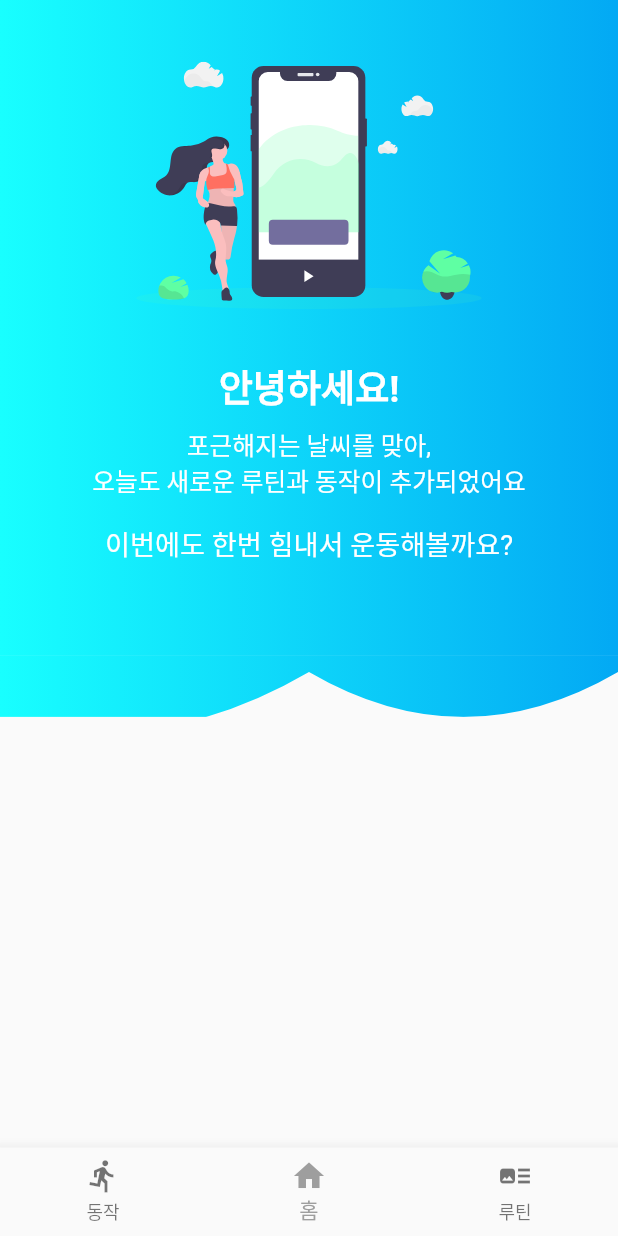
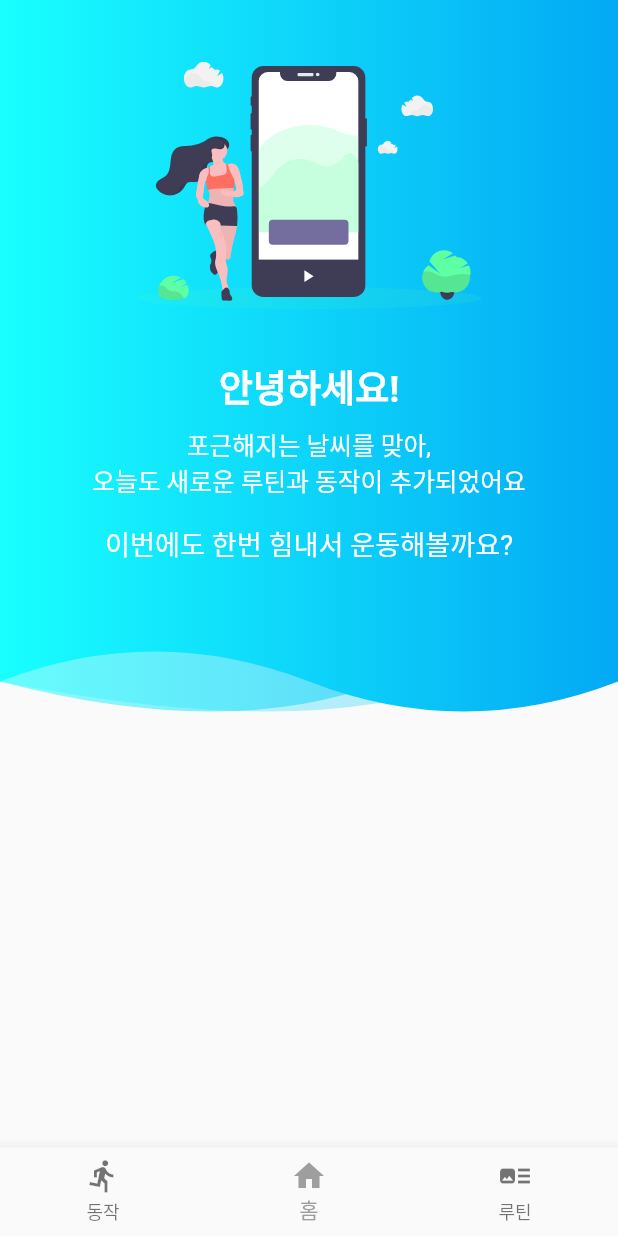
Before and after one commit to project-MyTin/Flutter, a Flutter app: the screen it shows after launch, on a phone screen of 412 x 824 dp. Run offline on Flutter 3.47's test engine with Material 2 defaults, Android fonts, the phone set to English and light mode, and no system bars; our stand-ins replace flutter_svg, get, image_picker.

Commit message:
code : finish add wave!

```diff
--- a/lib/screens/screen_main.dart
+++ b/lib/screens/screen_main.dart
@@ -9,22 +9,34 @@ class MainPage extends StatelessWidget {
   Widget build(BuildContext context) {
     Size screenSize = MediaQuery.of(context).size;
     double width = screenSize.width, height = screenSize.height;
+    final List waveList = [
+      [1.0, 0.0, 1],
+      [0.5, 50.0, 3],
+      [0.3, 100.0, 3]
+    ];
 
     return SafeArea(
       child: Scaffold(
         body: Column(
           children: [
             buildMainPageHeader(height, width),
-            Wave(
-              colorList: [Colors.cyanAccent, Colors.lightBlue],
-              widthPoints: [1/4, 2/4, 3/4, 4/4],
-              waveSize: 30,
-              height: 0.05 * height,
-              width: width,
+            Stack(
+              children: [
+                for (List list in waveList)
+                  Wave(
+                    colorList: [
+                      Colors.cyanAccent.withOpacity(list[0]),
+                      Colors.lightBlue.withOpacity(list[0])
+                    ],
+                    startIndex: list[2],
+                    waveHeight: 40,
+                    waveWidth: 1,
+                    startWidth: list[1],
+                    height: 0.1 * height,
+                    width: width,
+                  ),
+              ],
             ),
-            // Stack(
-            //   children: [],
-            // ),
           ],
         ),
         bottomNavigationBar: PageBottomNavigationBar(1),
@@ -35,7 +47,7 @@ class MainPage extends StatelessWidget {
   Container buildMainPageHeader(double height, double width) {
     return Container(
       width: width,
-      height: 0.53 * height,
+      height: 0.5 * height,
       child: Column(
         children: [
           SizedBox(height: 0.05 * height),
--- a/lib/widgets/wave_wrapper.dart
+++ b/lib/widgets/wave_wrapper.dart
@@ -2,15 +2,25 @@ import 'package:flutter/material.dart';
 
 class Wave extends StatelessWidget {
   final List<Color> colorList;
-  final List<double> widthPoints;
-  final double height, width, waveSize;
+  final List<List<double>> points;
+  final double height, width, waveHeight, waveWidth, startWidth;
+  final int startIndex;
 
-  Wave({this.colorList, this.widthPoints, this.waveSize, this.height, this.width});
+  Wave(
+      {this.colorList,
+      this.points,
+      this.waveHeight,
+      this.waveWidth,
+      this.startWidth,
+      this.height,
+      this.width,
+      this.startIndex});
 
   @override
   Widget build(BuildContext context) {
     return ClipPath(
-      clipper: WaveClipper(widthPoints, waveSize),
+      clipper:
+          WaveClipper(points, waveHeight, waveWidth, startWidth, startIndex),
       child: Container(
         height: height,
         width: width,
@@ -27,23 +37,40 @@ class Wave extends StatelessWidget {
 }
 
 class WaveClipper extends CustomClipper<Path> {
-  final List<double> widthPoints;
-  final double waveSize;
+  final List<List<double>> points;
+  final double waveHeight, waveWidth, startWidth;
+  final int index;
 
-  WaveClipper(this.widthPoints, this.waveSize);
+  WaveClipper(this.points, this.waveHeight, this.waveWidth, this.startWidth,
+      this.index);
 
   @override
   Path getClip(Size size) {
-    double width = size.width, height = size.height;
+    final double width = size.width, height = size.height;
+    final List<double> waveHeights = [
+      height - waveHeight,
+      height - waveHeight * 2,
+      height - waveHeight,
+      height
+    ];
 
     Path path = Path();
-    path.lineTo(0, height);
-    for (int i = 0; i < widthPoints.length - 1; i += 2) {
+    path.lineTo(0, waveHeights[index == 0 ? 3 : index - 1]);
+    // path.quadraticBezierTo(width / 4, height - 80, width / 2, height - 40);
+    // path.quadraticBezierTo(3 / 4 * width, height, width, height - 40);
+    print("width : " + width.toString() + " / height : " + height.toString());
+    for (int i = 0; i / (startWidth + 4 * waveWidth) < 1; i += 2) {
+      print(waveHeights[(i + index) % 4].toString() +
+          " ^^ " +
+          ((i + 1) / 4 * waveWidth * width).toString());
+      print(waveHeights[(i + 1 + index) % 4].toString() +
+          " ^^ " +
+          ((i + 2) / 4 * waveWidth * width).toString());
       path.quadraticBezierTo(
-        widthPoints[i] * width,
-        height + waveSize,
-        widthPoints[i + 1] * width,
-        height - waveSize,
+        startWidth + (i + 1) / 4 * waveWidth * width,
+        waveHeights[(i + index) % 4],
+        startWidth + (i + 2) / 4 * waveWidth * width,
+        waveHeights[(i + 1 + index) % 4],
       );
     }
     path.lineTo(width, 0);
```
